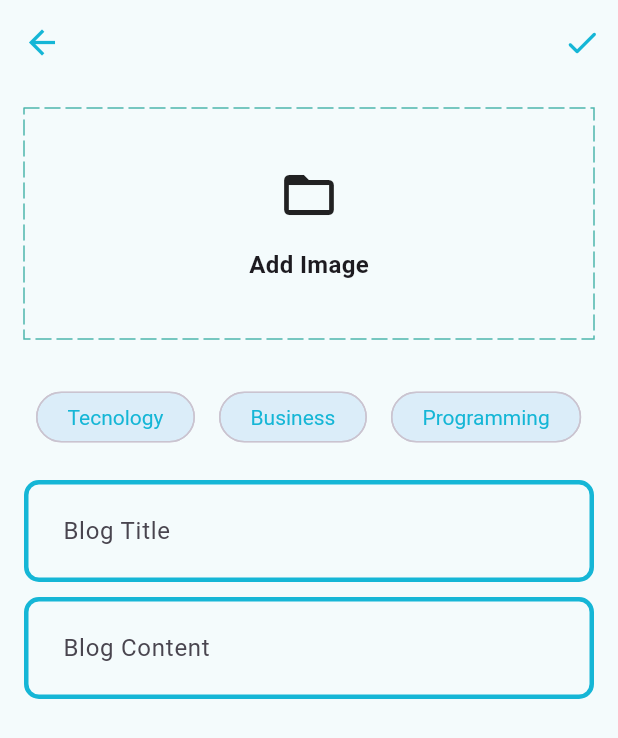
After one commit to diegoHDCz/blog-flutter, a Flutter app: the AddNewBlogPage screen opened directly, after a tap on "Add Image", on a phone screen of 412 x 824 dp. The commit adds this screen. Shown: the top 738 px of the screen. Run offline on Flutter 3.47's test engine with Material 3 defaults, Android fonts, the phone set to English and light mode, and no system bars; drawn by our look-alikes of dotted_border; our stand-ins replace flutter_bloc, flutter_dotenv, fpdart, get_it, image_picker, lottie and 1 more; accounts and stored records are empty; statements that could not run were skipped.

Commit message:
feat: add blog creation page with image selection and update dependencies

```diff
--- a/lib/core/theme/theme.dart
+++ b/lib/core/theme/theme.dart
@@ -24,5 +24,15 @@ class AppTheme {
         size: 26,
       ),
     ),
+    chipTheme: ChipThemeData(
+      backgroundColor: AppPallet.primaryLight.withValues(alpha: 0.15),
+      selectedColor: AppPallet.primaryLight.withValues(alpha: 0.25),
+      labelStyle: const TextStyle(color: AppPallet.primaryLight),
+      secondaryLabelStyle: const TextStyle(color: AppPallet.primaryLight),
+      padding: const EdgeInsets.symmetric(horizontal: 12, vertical: 8),
+      shape: RoundedRectangleBorder(
+        borderRadius: BorderRadius.circular(20),
+      ),
+    ),
   );
 }
--- /dev/null
+++ b/lib/core/utils/pick_image.dart
@@ -0,0 +1,15 @@
+import 'dart:io';
+
+import 'package:image_picker/image_picker.dart';
+
+Future<File?> pickImage() async {
+  try {
+    final xFile = await ImagePicker().pickImage(source: ImageSource.gallery);
+    if (xFile != null) {
+      return File(xFile.path);
+    }
+    return null;
+  } catch (e) {
+    return null;
+  }
+}
--- /dev/null
+++ b/lib/feature/blog/presentation/pages/add_new_blog_page.dart
@@ -0,0 +1,150 @@
+import 'dart:io';
+
+import 'package:blog_diego/core/theme/app_pallet.dart';
+import 'package:blog_diego/core/utils/pick_image.dart';
+import 'package:blog_diego/feature/blog/presentation/widgets/blog_editor.dart';
+import 'package:dotted_border/dotted_border.dart';
+import 'package:flutter/material.dart';
+
+class AddNewBlogPage extends StatefulWidget {
+  static MaterialPageRoute<dynamic> route() =>
+      MaterialPageRoute(builder: (context) => const AddNewBlogPage());
+  const AddNewBlogPage({super.key});
+
+  @override
+  State<AddNewBlogPage> createState() => _AddNewBlogPageState();
+}
+
+class _AddNewBlogPageState extends State<AddNewBlogPage> {
+  final titleController = TextEditingController();
+  final contentController = TextEditingController();
+  final List<String> selectedTopics = [];
+  File? image;
+
+  void selectImage() async {
+    final pickedImage = await pickImage();
+    if (pickedImage != null) {
+      setState(() {
+        image = pickedImage;
+      });
+    }
+  }
+
+  @override
+  void dispose() {
+    titleController.dispose();
+    contentController.dispose();
+    super.dispose();
+  }
+
+  @override
+  Widget build(BuildContext context) {
+    return Scaffold(
+      appBar: AppBar(
+        actions: [
+          IconButton(
+            icon: const Icon(Icons.done_rounded),
+            onPressed: () {
+              // Handle save action
+            },
+          ),
+        ],
+      ),
+      body: SingleChildScrollView(
+        child: Padding(
+          padding: const EdgeInsets.all(16.0),
+          child: Column(
+            children: [
+              image != null
+                  ? GestureDetector(
+                    onTap: () {
+                      selectImage();
+                    },
+                    child: SizedBox(
+                      width: double.infinity,
+                      height: 150,
+                      child: ClipRRect(
+                        borderRadius: BorderRadiusGeometry.circular(10),
+                        child: Image.file(image!,fit: BoxFit.cover))),
+                  )
+                  : GestureDetector(
+                      onTap: () {
+                        selectImage();
+                      },
+                      child: DottedBorder(
+                        options: RectDottedBorderOptions(
+                          color: AppPallet.secondaryDark,
+                          strokeCap: StrokeCap.round,
+                          dashPattern: const [10, 4],
+                        ),
+
+                        child: Container(
+                          height: 150,
+                          width: double.infinity,
+                          child: Column(
+                            mainAxisAlignment: MainAxisAlignment.center,
+                            children: [
+                              const Icon(Icons.folder_open, size: 40),
+                              const SizedBox(height: 15),
+                              const Text(
+                                'Add Image',
+                                style: TextStyle(
+                                  fontSize: 16,
+                                  fontWeight: FontWeight.bold,
+                                ),
+                              ),
+                            ],
+                          ),
+                        ),
+                      ),
+                    ),
+              SizedBox(height: 20),
+              SingleChildScrollView(
+                scrollDirection: Axis.horizontal,
+                child: Row(
+                  children:
+                      ['Tecnology', 'Business', 'Programming', 'Entretarinment']
+                          .map(
+                            (e) => Padding(
+                              padding: const EdgeInsets.all(8.0),
+                              child: GestureDetector(
+                                onTap: () {
+                                  setState(() {
+                                    if (selectedTopics.contains(e)) {
+                                      selectedTopics.remove(e);
+                                    } else {
+                                      selectedTopics.add(e);
+                                    }
+                                  });
+                                },
+                                child: Chip(
+                                  label: Text(e),
+                                  color: selectedTopics.contains(e)
+                                      ? WidgetStatePropertyAll(
+                                          AppPallet.primaryLightAccent,
+                                        )
+                                      : null,
+                                ),
+                              ),
+                            ),
+                          )
+                          .toList(),
+                ),
+              ),
+              SizedBox(height: 10),
+              BlogEditor(
+                hinText: 'Blog Title',
+                textController: titleController,
+              ),
+              SizedBox(height: 10),
+              BlogEditor(
+                hinText: 'Blog Content',
+                textController: contentController,
+              ),
+            ],
+          ),
+        ),
+      ),
+    );
+  }
+}
--- /dev/null
+++ b/lib/feature/blog/presentation/pages/blog_page.dart
@@ -0,0 +1,23 @@
+import 'package:blog_diego/feature/blog/presentation/pages/add_new_blog_page.dart';
+import 'package:flutter/cupertino.dart';
+import 'package:flutter/material.dart';
+
+class BlogPage extends StatelessWidget {
+const BlogPage({ super.key });
+
+  @override
+  Widget build(BuildContext context){
+    return Scaffold(
+      appBar: AppBar(
+        actions: [
+          IconButton(
+            icon: const Icon(CupertinoIcons.add_circled),
+            onPressed: () {
+              Navigator.push(context, AddNewBlogPage.route());
+            },
+          ),
+        ],
+      ),
+    );
+  }
+}
--- /dev/null
+++ b/lib/feature/blog/presentation/widgets/blog_editor.dart
@@ -0,0 +1,22 @@
+
+import 'package:flutter/material.dart';
+
+class BlogEditor extends StatelessWidget {
+  final TextEditingController textController;
+  final String hinText;
+const BlogEditor({ super.key, required this.textController, required this.hinText });
+
+  @override
+  Widget build(BuildContext context){
+    return TextFormField(
+        controller: textController,
+        maxLines: null,
+        decoration: InputDecoration(
+          hintText: hinText,
+          border: OutlineInputBorder(
+            borderRadius: BorderRadius.circular(8.0),
+          ),
+        ),
+    );
+  }
+}
--- a/lib/main.dart
+++ b/lib/main.dart
@@ -2,6 +2,7 @@ import 'package:blog_diego/core/common/widgets/cubits/app_user/app_user_cubit.da
 import 'package:blog_diego/core/theme/theme.dart';
 import 'package:blog_diego/feature/auth/presentation/bloc/auth_bloc.dart';
 import 'package:blog_diego/feature/auth/presentation/pages/login_page.dart';
+import 'package:blog_diego/feature/blog/presentation/pages/blog_page.dart';
 import 'package:blog_diego/init_dependencies.dart';
 import 'package:flutter/material.dart';
 import 'package:flutter_bloc/flutter_bloc.dart';
@@ -46,12 +47,8 @@ class _MyAppState extends State<MyApp> {
           return state is AppUserLoggedIn;
         },
         builder: (context, isLoggedIn) {
-          if(isLoggedIn) {
-            return const Scaffold(
-              body: Center(
-                child: Text('User is logged in'),
-              ),
-            );
+          if (isLoggedIn) {
+            return BlogPage();
           }
           return LoginPage();
         },
--- a/pubspec.yaml
+++ b/pubspec.yaml
@@ -40,6 +40,8 @@ dependencies:
   flutter_bloc: ^9.1.1
   get_it: ^9.2.1
   lottie: ^3.5.1
+  dotted_border: ^3.1.0
+  image_picker: ^1.2.3
 
 dev_dependencies:
   flutter_test:
```
Also changed, not shown: pubspec.lock, 1 other file.
